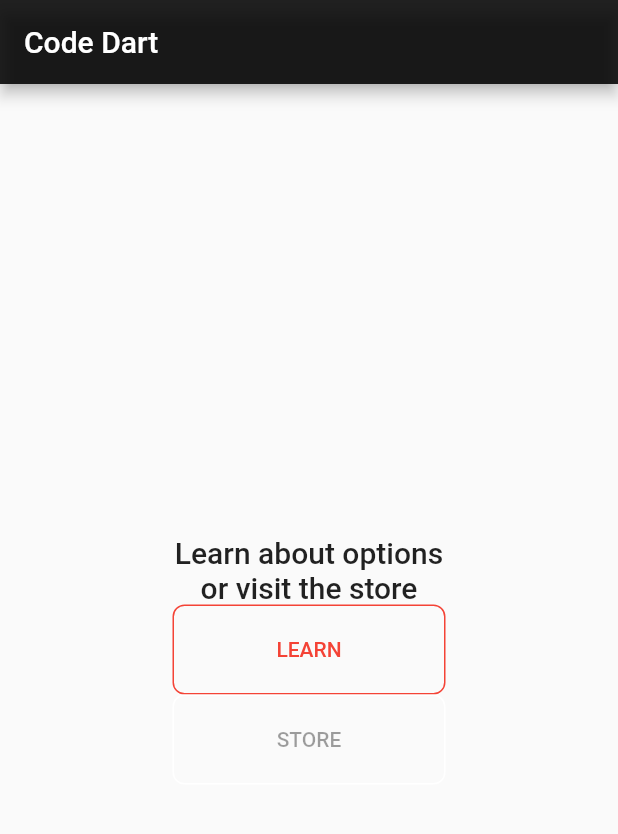
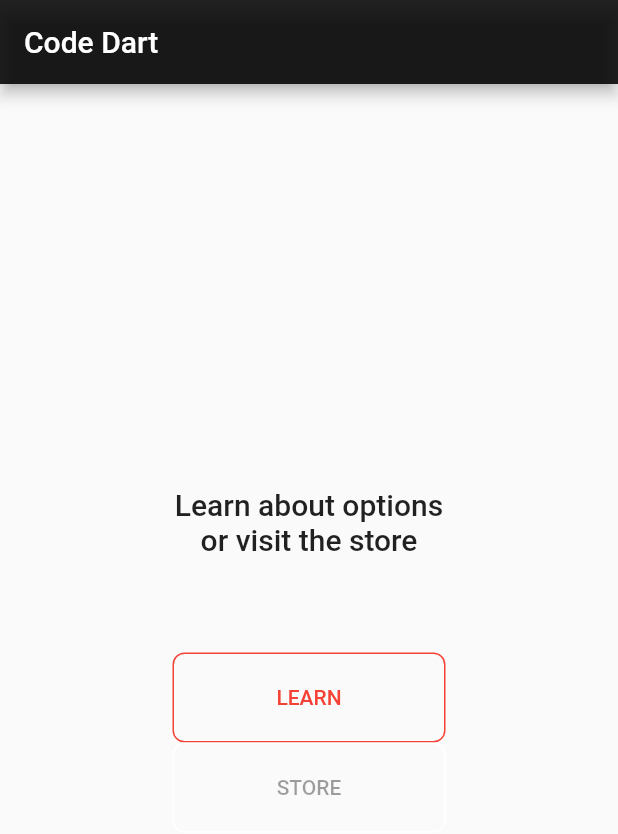
Before and after one commit to bxcd/cartcraft, a Flutter app: the screen it shows after launch, on a phone screen of 412 x 824 dp. Shown: the top 834 px of the screen. Run offline on Flutter 3.47's test engine with Material 2 defaults, Android fonts, the phone set to English and light mode, and no system bars; missing offline and left inert: survey_kit.

Commit message:
Add padding between text and buttons on HomePage

```diff
--- a/lib/home/home_page.dart
+++ b/lib/home/home_page.dart
@@ -66,10 +66,16 @@ class _HomePageState extends State<HomePage> {
           // horizontal).
           mainAxisAlignment: MainAxisAlignment.center,
           children: <Widget>[
+            // Image(
+            //   image: ,
+            // )
             Text(
               'Learn about options\nor visit the store',
               textAlign: TextAlign.center,
               style: Theme.of(context).textTheme.headline6,
+            ),
+            const Padding(
+               padding: const EdgeInsets.symmetric(vertical: 32.0),
             ),
             OutlinedButton(
               style: ButtonStyle(
```
